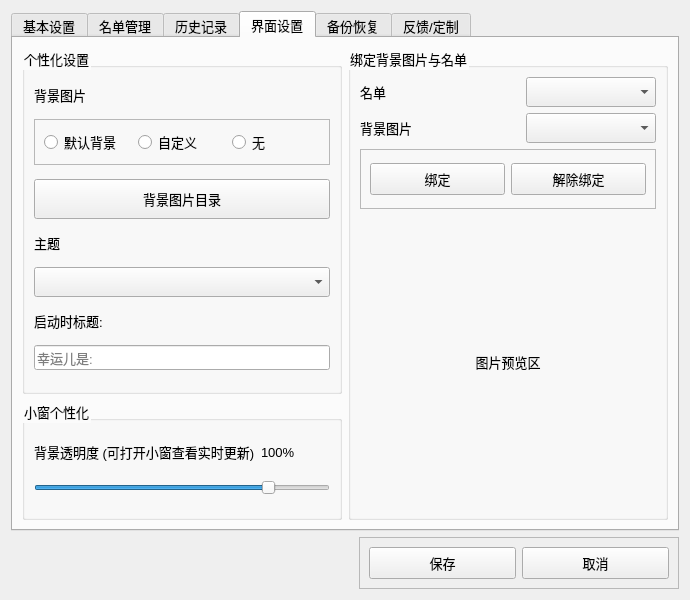
Old version of the form Ui/Settings.ui in the repository Yish1/Class-Roster-Picker-NEXT.
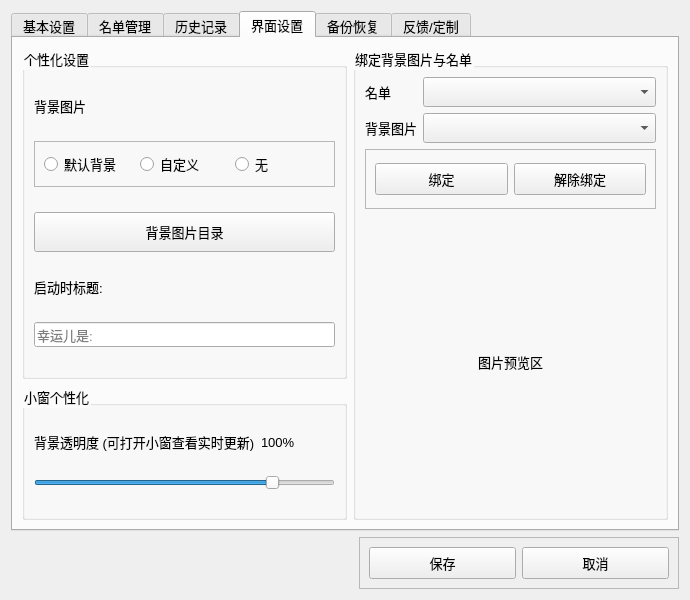
New version of the form. The open tabs and pages were chosen to show the change. Icons and pictures are not drawn.

Patch:
```diff
--- a/Ui/Settings.ui
+++ b/Ui/Settings.ui
@@ -1174,7 +1174,7 @@
          <property name="minimumSize">
           <size>
            <width>0</width>
-           <height>120</height>
+           <height>135</height>
           </size>
          </property>
          <property name="title">
@@ -1229,30 +1229,7 @@
           <string>绑定背景图片与名单</string>
          </property>
          <layout class="QGridLayout" name="gridLayout_27">
-          <item row="0" column="0" colspan="2">
-           <widget class="QLabel" name="label_15">
-            <property name="text">
-             <string>名单</string>
-            </property>
-           </widget>
-          </item>
-          <item row="1" column="2">
-           <spacer name="horizontalSpacer_6">
-            <property name="orientation">
-             <enum>Qt::Horizontal</enum>
-            </property>
-            <property name="sizeType">
-             <enum>QSizePolicy::Fixed</enum>
-            </property>
-            <property name="sizeHint" stdset="0">
-             <size>
-              <width>40</width>
-              <height>20</height>
-             </size>
-            </property>
-           </spacer>
-          </item>
-          <item row="3" column="0" colspan="4">
+          <item row="3" column="0" colspan="3">
            <widget class="QLabel" name="label_17">
             <property name="frameShape">
              <enum>QFrame::NoFrame</enum>
@@ -1265,30 +1242,17 @@
             </property>
            </widget>
           </item>
-          <item row="1" column="0" colspan="2">
-           <widget class="QLabel" name="label_16">
-            <property name="text">
-             <string>背景图片</string>
-            </property>
-           </widget>
-          </item>
-          <item row="0" column="2">
-           <spacer name="horizontalSpacer_5">
-            <property name="orientation">
-             <enum>Qt::Horizontal</enum>
-            </property>
-            <property name="sizeType">
-             <enum>QSizePolicy::Fixed</enum>
-            </property>
-            <property name="sizeHint" stdset="0">
+          <item row="1" column="2">
+           <widget class="QComboBox" name="comboBox_4">
+            <property name="minimumSize">
              <size>
-              <width>40</width>
-              <height>20</height>
+              <width>130</width>
+              <height>30</height>
              </size>
             </property>
-           </spacer>
+           </widget>
           </item>
-          <item row="2" column="0" colspan="4">
+          <item row="2" column="0" colspan="3">
            <widget class="QFrame" name="frame_12">
             <property name="maximumSize">
              <size>
@@ -1344,8 +1308,27 @@
             </layout>
            </widget>
           </item>
-          <item row="0" column="3">
+          <item row="0" column="0" colspan="2">
+           <widget class="QLabel" name="label_15">
+            <property name="sizePolicy">
+             <sizepolicy hsizetype="Fixed" vsizetype="Preferred">
+              <horstretch>0</horstretch>
+              <verstretch>0</verstretch>
+             </sizepolicy>
+            </property>
+            <property name="text">
+             <string>名单</string>
+            </property>
+           </widget>
+          </item>
+          <item row="0" column="2">
            <widget class="QComboBox" name="comboBox_3">
+            <property name="sizePolicy">
+             <sizepolicy hsizetype="Expanding" vsizetype="Fixed">
+              <horstretch>0</horstretch>
+              <verstretch>0</verstretch>
+             </sizepolicy>
+            </property>
             <property name="minimumSize">
              <size>
               <width>130</width>
@@ -1354,13 +1337,16 @@
             </property>
            </widget>
           </item>
-          <item row="1" column="3">
-           <widget class="QComboBox" name="comboBox_4">
-            <property name="minimumSize">
-             <size>
-              <width>130</width>
-              <height>30</height>
-             </size>
+          <item row="1" column="0" colspan="2">
+           <widget class="QLabel" name="label_16">
+            <property name="sizePolicy">
+             <sizepolicy hsizetype="Fixed" vsizetype="Preferred">
+              <horstretch>0</horstretch>
+              <verstretch>0</verstretch>
+             </sizepolicy>
+            </property>
+            <property name="text">
+             <string>背景图片</string>
             </property>
            </widget>
           </item>
@@ -1377,15 +1363,15 @@
          </property>
          <property name="minimumSize">
           <size>
-           <width>0</width>
-           <height>250</height>
+           <width>325</width>
+           <height>240</height>
           </size>
          </property>
          <property name="title">
           <string>个性化设置</string>
          </property>
          <layout class="QGridLayout" name="gridLayout_19">
-          <item row="7" column="0" colspan="2">
+          <item row="5" column="0" colspan="2">
            <widget class="QLineEdit" name="lineEdit">
             <property name="sizePolicy">
              <sizepolicy hsizetype="Expanding" vsizetype="Fixed">
@@ -1410,73 +1396,6 @@
             </property>
            </widget>
           </item>
-          <item row="6" column="0" colspan="2">
-           <widget class="QLabel" name="label_7">
-            <property name="sizePolicy">
-             <sizepolicy hsizetype="Preferred" vsizetype="Maximum">
-              <horstretch>0</horstretch>
-              <verstretch>0</verstretch>
-             </sizepolicy>
-            </property>
-            <property name="minimumSize">
-             <size>
-              <width>0</width>
-              <height>20</height>
-             </size>
-            </property>
-            <property name="text">
-             <string>启动时标题:</string>
-            </property>
-           </widget>
-          </item>
-          <item row="3" column="0">
-           <widget class="QLabel" name="label_11">
-            <property name="sizePolicy">
-             <sizepolicy hsizetype="Preferred" vsizetype="Fixed">
-              <horstretch>0</horstretch>
-              <verstretch>0</verstretch>
-             </sizepolicy>
-            </property>
-            <property name="text">
-             <string>主题</string>
-            </property>
-           </widget>
-          </item>
-          <item row="4" column="0" colspan="2">
-           <widget class="QComboBox" name="comboBox">
-            <property name="minimumSize">
-             <size>
-              <width>0</width>
-              <height>30</height>
-             </size>
-            </property>
-           </widget>
-          </item>
-          <item row="0" column="0" colspan="2">
-           <widget class="QLabel" name="label">
-            <property name="sizePolicy">
-             <sizepolicy hsizetype="Preferred" vsizetype="Maximum">
-              <horstretch>0</horstretch>
-              <verstretch>0</verstretch>
-             </sizepolicy>
-            </property>
-            <property name="minimumSize">
-             <size>
-              <width>0</width>
-              <height>0</height>
-             </size>
-            </property>
-            <property name="maximumSize">
-             <size>
-              <width>16777215</width>
-              <height>16777215</height>
-             </size>
-            </property>
-            <property name="text">
-             <string>背景图片</string>
-            </property>
-           </widget>
-          </item>
           <item row="2" column="0" colspan="2">
            <widget class="QPushButton" name="pushButton_9">
             <property name="sizePolicy">
@@ -1502,6 +1421,50 @@
             </property>
            </widget>
           </item>
+          <item row="4" column="0" colspan="2">
+           <widget class="QLabel" name="label_7">
+            <property name="sizePolicy">
+             <sizepolicy hsizetype="Preferred" vsizetype="Maximum">
+              <horstretch>0</horstretch>
+              <verstretch>0</verstretch>
+             </sizepolicy>
+            </property>
+            <property name="minimumSize">
+             <size>
+              <width>0</width>
+              <height>20</height>
+             </size>
+            </property>
+            <property name="text">
+             <string>启动时标题:</string>
+            </property>
+           </widget>
+          </item>
+          <item row="0" column="0" colspan="2">
+           <widget class="QLabel" name="label">
+            <property name="sizePolicy">
+             <sizepolicy hsizetype="Preferred" vsizetype="Maximum">
+              <horstretch>0</horstretch>
+              <verstretch>0</verstretch>
+             </sizepolicy>
+            </property>
+            <property name="minimumSize">
+             <size>
+              <width>0</width>
+              <height>0</height>
+             </size>
+            </property>
+            <property name="maximumSize">
+             <size>
+              <width>16777215</width>
+              <height>16777215</height>
+             </size>
+            </property>
+            <property name="text">
+             <string>背景图片</string>
+            </property>
+           </widget>
+          </item>
           <item row="1" column="0" colspan="2">
            <widget class="QFrame" name="frame_3">
             <property name="sizePolicy">
```
Left out of the diff: 38 changed lines with no effect on the pictures.
